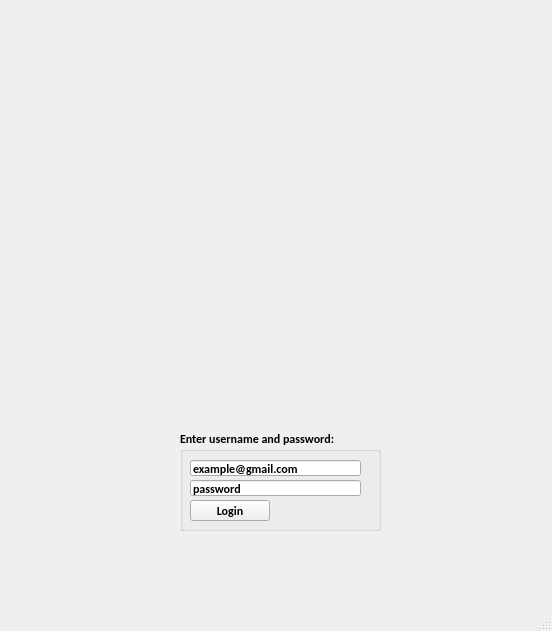
Old version of the form QtCafeWorkforceManager/mainwindow.ui in the repository wreathe-unreal/CSIT314-Project.
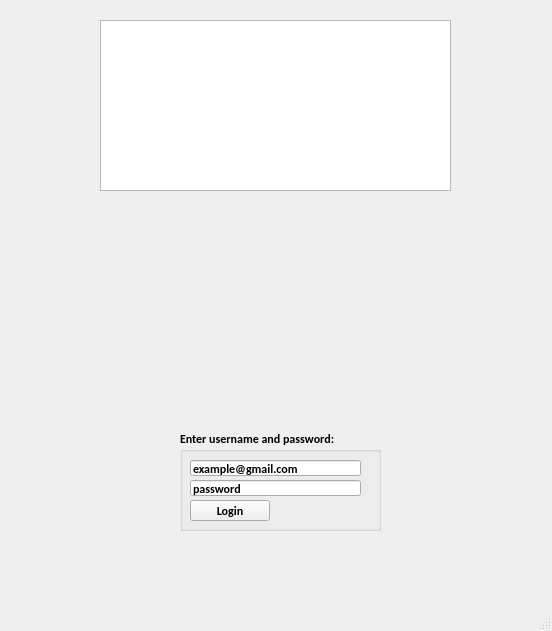
New version of the form. Icons and pictures are not drawn.

The edit to the form file:
```diff
--- a/QtCafeWorkforceManager/mainwindow.ui
+++ b/QtCafeWorkforceManager/mainwindow.ui
@@ -93,6 +93,16 @@
      <bool>true</bool>
     </property>
    </widget>
+   <widget class="QTableWidget" name="tableWidget">
+    <property name="geometry">
+     <rect>
+      <x>100</x>
+      <y>20</y>
+      <width>351</width>
+      <height>171</height>
+     </rect>
+    </property>
+   </widget>
   </widget>
   <widget class="QMenuBar" name="menubar">
    <property name="geometry">
```
